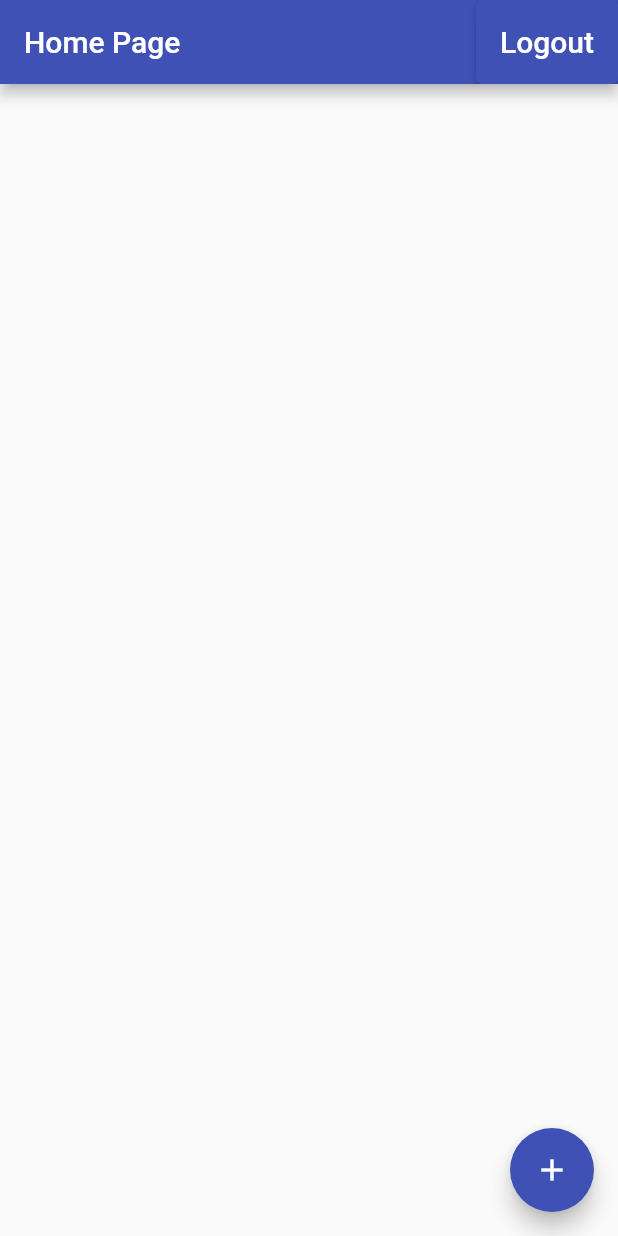
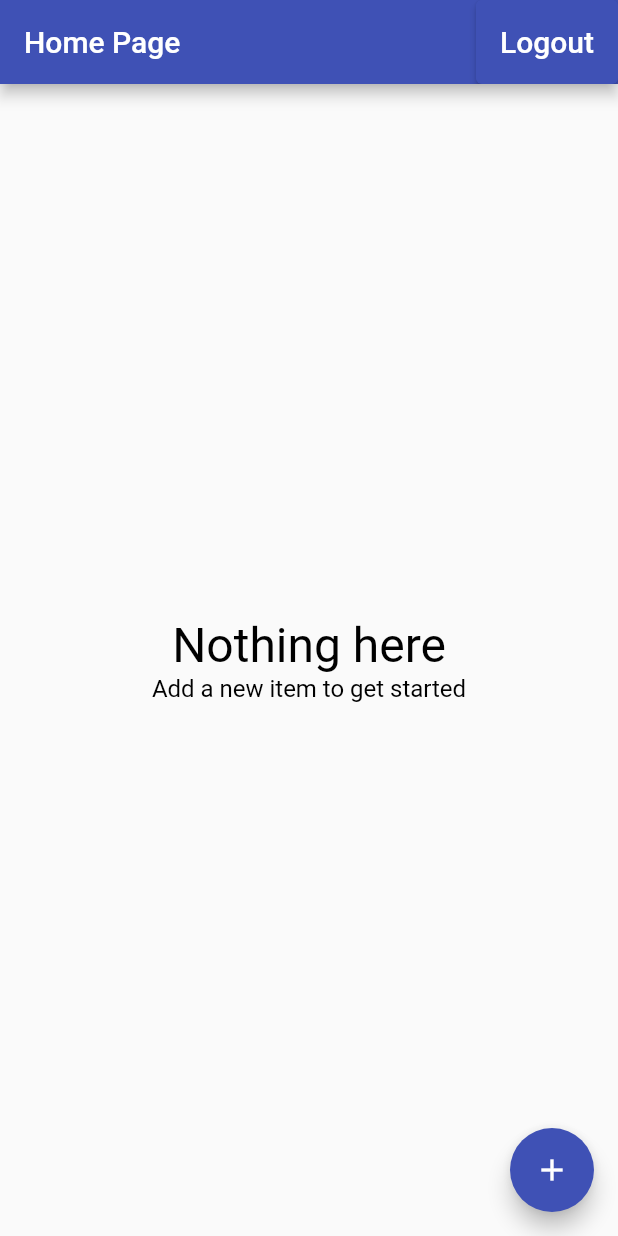
Before and after one commit to baosphoa0403/flutter-demo, a Flutter app: the screen it shows once a user with an empty profile is signed in, on a phone screen of 412 x 824 dp. Run offline on Flutter 3.47's test engine with Material 2 defaults, Android fonts, the phone set to English and light mode, and no system bars; our stand-ins replace cloud_firestore, firebase_auth, firebase_core, google_sign_in; missing offline and left inert: flutter_facebook_auth; accounts and stored records are empty.

Commit message:
complete Working with ListViews and multiple UI states

```diff
--- /dev/null
+++ b/lib/home/jobs/empty_content_job.dart
@@ -0,0 +1,29 @@
+import 'package:flutter/material.dart';
+
+class EmptyContent extends StatelessWidget {
+  const EmptyContent(
+      {Key? key,
+      this.title = "Nothing here",
+      this.message = "Add a new item to get started"})
+      : super(key: key);
+  final String title;
+  final String message;
+  @override
+  Widget build(BuildContext context) {
+    return Center(
+      child: Column(
+        mainAxisAlignment: MainAxisAlignment.center,
+        children: <Widget>[
+          Text(
+            title,
+            style: const TextStyle(fontSize: 32.0, color: Colors.black),
+          ),
+          Text(
+            message,
+            style: const TextStyle(fontSize: 16.0, color: Colors.black),
+          )
+        ],
+      ),
+    );
+  }
+}
--- a/lib/home/jobs/jobs_page.dart
+++ b/lib/home/jobs/jobs_page.dart
@@ -1,11 +1,12 @@
-import 'package:cloud_firestore/cloud_firestore.dart';
 import 'package:demoflutter/common_widgets/show_alert_dialog.dart';
+import 'package:demoflutter/common_widgets/show_exception_diaglog.dart';
 import 'package:demoflutter/home/jobs/edit_job_page.dart';
 import 'package:demoflutter/home/jobs/job_list_title.dart';
+import 'package:demoflutter/home/jobs/list_item_builder.dart';
 import 'package:demoflutter/home/models/job.dart';
 import 'package:demoflutter/service/auth.dart';
 import 'package:demoflutter/service/database.dart';
-import 'package:firebase_auth/firebase_auth.dart';
+import 'package:firebase_core/firebase_core.dart';
 import 'package:flutter/material.dart';
 import 'package:google_sign_in/google_sign_in.dart';
 import 'package:provider/provider.dart';
@@ -55,31 +56,36 @@ class JopsPage extends StatelessWidget {
     );
   }
 
+  Future<void> _delete(BuildContext context, Job job) async {
+    try {
+      final database = Provider.of<Database>(context, listen: false);
+      await database.deleteJob(job);
+    } on FirebaseException catch (e) {
+      showExceptionAlertDialog(context,
+          title: "Operation failed", exception: e, deafaultActionTex: "ok");
+    }
+  }
+
   Widget _buildContext(BuildContext context) {
     final database = Provider.of<Database>(context, listen: false);
     return StreamBuilder<List<Job?>>(
       stream: database.jobsStream(),
       builder: (context, snapshot) {
-        if (snapshot.hasData) {
-          final jobs = snapshot.data;
-          final children = jobs!
-              .map((job) => JobListTitle(
-                    job: job!,
-                    onTap: () => EditJobPage.show(context, job: job),
-                  ))
-              .toList();
-          return ListView(
-            children: children,
-          );
-        }
-        if (snapshot.hasError) {
-          return const Center(
-            child: Text("Some error occured"),
-          );
-        }
-        return const Center(
-            // child:  CircularProgressIndicator(),
-            );
+        return ListItemBuilder<Job>(
+          snapshot: snapshot,
+          itemBuilder: (context, job) => Dismissible(
+            background: Container(
+              color: Colors.red,
+            ),
+            direction: DismissDirection.endToStart,
+            key: Key("job-${job.id}"),
+            onDismissed: (direction) => _delete(context, job),
+            child: JobListTitle(
+              job: job,
+              onTap: () => EditJobPage.show(context, job: job),
+            ),
+          ),
+        );
       },
     );
   }
--- /dev/null
+++ b/lib/home/jobs/list_item_builder.dart
@@ -0,0 +1,45 @@
+import 'package:demoflutter/home/jobs/empty_content_job.dart';
+import 'package:flutter/material.dart';
+
+typedef ItemWidgetBuilder<T> = Widget Function(BuildContext context, T item);
+
+class ListItemBuilder<T> extends StatelessWidget {
+  final AsyncSnapshot<List<T?>> snapshot;
+  final ItemWidgetBuilder<T> itemBuilder;
+
+  const ListItemBuilder(
+      {Key? key, required this.snapshot, required this.itemBuilder})
+      : super(key: key);
+  @override
+  Widget build(BuildContext context) {
+    if (snapshot.hasData) {
+      final List<T?>? items = snapshot.data;
+      if (items!.isEmpty) {
+        return const EmptyContent();
+      } else {
+        return _buildList(items);
+      }
+    } else if (snapshot.hasError) {
+      return const EmptyContent(
+        message: "Can't load item right now",
+        title: "something went wrong",
+      );
+    }
+    return const Center(
+      child: CircularProgressIndicator(),
+    );
+  }
+
+  Widget _buildList(List<T?> items) {
+    return ListView.separated(
+      // use when list very large
+      separatorBuilder: (context, index) => const Divider(
+        height: 0.5,
+      ),
+      itemBuilder: (context, index) => index == 0 || index == items.length + 1
+          ? Container()
+          : itemBuilder(context, items[index - 1]!),
+      itemCount: items.length + 2,
+    );
+  }
+}
--- a/lib/main.dart
+++ b/lib/main.dart
@@ -1,5 +1,4 @@
 import 'package:demoflutter/app.sign_in/landing.page.dart';
-import 'package:demoflutter/app.sign_in/sign_in.dart';
 import 'package:demoflutter/service/auth.dart';
 import 'package:firebase_core/firebase_core.dart';
 import 'package:flutter/material.dart';
@@ -39,3 +38,5 @@ class MyApp extends StatelessWidget {
 // separate business logic from:
 //- layout code
 //- implementation details of external services
+
+// 4 state ui loading data empty error
--- a/lib/service/database.dart
+++ b/lib/service/database.dart
@@ -6,6 +6,7 @@ import 'package:demoflutter/service/firestore_service.dart';
 abstract class Database {
   Future<void> setJob(Job job);
   Stream<List<Job?>> jobsStream();
+  Future<void> deleteJob(Job job);
 }
 
 String documentIDFormCurrentDate() => DateTime.now().toIso8601String();
@@ -22,4 +23,8 @@ class FirestoreDatabase implements Database {
   Stream<List<Job?>> jobsStream() => _service.collectionStream(
       path: APIPath.jobs(uid),
       builder: (data, documentID) => Job.formMap(data, documentID));
+
+  @override
+  Future<void> deleteJob(Job job) =>
+      _service.deleteData(path: APIPath.job(uid, job.id));
 }
```
Also changed, not shown: lib/service/firestore_service.dart (+9 -2 lines).
